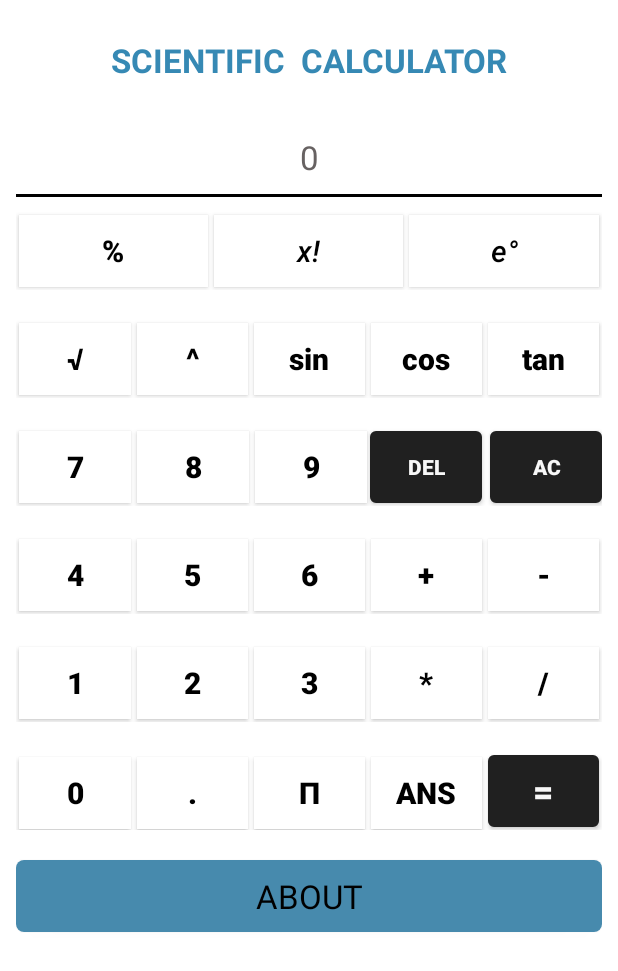
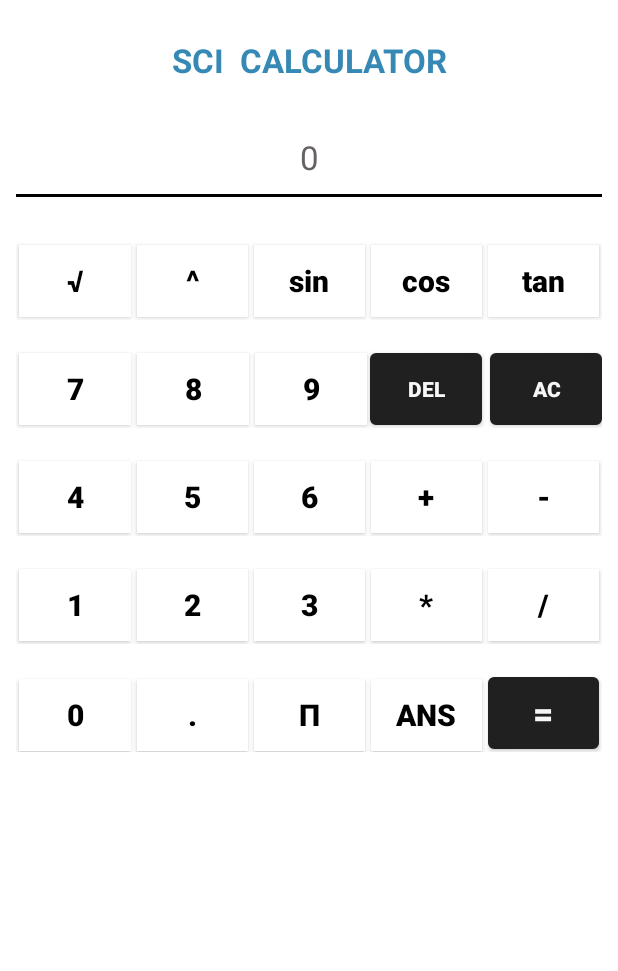
Before and after one commit to Deepakpandey835/cal, an Android app: the screen it shows after launch (MainActivity), on a phone screen of 412 x 824 dp. Shown: the top 971 px of the screen. Run offline under Robolectric (Android 15) with nearby library versions, the phone set to English and light mode, and no system bars; 1 statement that could not run was skipped.

Commit message:
Scientific_CALR_APP

```diff
--- a/app/src/main/java/com/example/android_scientific_calculator/MainActivity.java
+++ b/app/src/main/java/com/example/android_scientific_calculator/MainActivity.java
@@ -17,10 +17,9 @@ public class MainActivity extends AppCompatActivity {
     boolean Addition, Subtract, Multiplication, Division, Reminder, NoPower,
             istpower, Sin, Arithmetic, Cos, Tan;
 
-    Button  about, clearbutton, dividebutton, multiplybutton, deletebutton, button7, button8, button9, minusbutton, button4,
-            button5, button6, plusbutton, button1, button2, button3, button0, pointbutton, equalbutton, xfactorialbutton,
-            sinbutton, cosbutton, tanbutton, piebutton, squarerootbutton, modulosbutton,
-            epowerbtn, stpower2nd, ansbuttton;
+    Button  clearbutton, dividebutton, multiplybutton, deletebutton, button7, button8, button9, minusbutton, button4,
+            button5, button6, plusbutton, button1, button2, button3, button0, pointbutton, equalbutton,
+            sinbutton, cosbutton, tanbutton, piebutton, squarerootbutton, modulosbutton, stpower2nd, ansbuttton;
 
     @Override
     protected void onCreate(Bundle savedInstanceState) {
@@ -28,8 +27,7 @@ public class MainActivity extends AppCompatActivity {
         setContentView(R.layout.activity_main);
 //        scientific_operation();
 //    }
-//    public void scientific_operation(){
-        about=(Button)findViewById(R.id.aboutId);
+//    public void scientific_operation()
         txtview=(TextView) findViewById(R.id.txt);
         clearbutton=(Button) findViewById(R.id.clearrbtn);
         dividebutton=(Button) findViewById(R.id.dividebtn);
@@ -50,15 +48,12 @@ public class MainActivity extends AppCompatActivity {
         pointbutton=(Button) findViewById(R.id.pointbtn);
         equalbutton=(Button) findViewById(R.id.equalbtn);
         squarerootbutton=(Button) findViewById(R.id.squarerootbtn);
-        xfactorialbutton=(Button) findViewById(R.id.xfactorialbtn);
         sinbutton=(Button) findViewById(R.id.sinbtn);
         cosbutton=(Button) findViewById(R.id.cosbtn);
         tanbutton=(Button)findViewById(R.id.tanbtn);
         ansbuttton=(Button) findViewById(R.id.ansbtn);
         piebutton=(Button) findViewById(R.id.piebtn);
         deletebutton=(Button) findViewById(R.id.deletebtn);
-        modulosbutton=(Button)findViewById(R.id.modulousbtn);
-        epowerbtn=(Button) findViewById(R.id.epowerbtn);
         stpower2nd=(Button) findViewById(R.id.istpower2nd);
 
         stpower2nd.setOnClickListener(new View.OnClickListener() {
@@ -70,21 +65,6 @@ public class MainActivity extends AppCompatActivity {
                     txtview.setText(null);
                 }
                 catch (Exception e) {
-                    Toast t = Toast.makeText(MainActivity.this, "Syntax ERROR", Toast.LENGTH_LONG);
-                    t.setGravity(Gravity.CENTER, 0, 0);
-                    t.show();
-                }
-            }
-        });
-        epowerbtn.setOnClickListener(new View.OnClickListener() {
-            @Override
-            public void onClick(View view) {
-                try {
-                    Double n = Double.parseDouble(txtview.getText().toString());
-                    Double exp = (Double) Math.pow(2.718281828, n);
-                    txtview.setText(exp+"");
-                }
-                catch (Exception e){
                     Toast t = Toast.makeText(MainActivity.this, "Syntax ERROR", Toast.LENGTH_LONG);
                     t.setGravity(Gravity.CENTER, 0, 0);
                     t.show();
@@ -166,29 +146,6 @@ public class MainActivity extends AppCompatActivity {
                     a = Double.parseDouble(txtview.getText().toString());
                     Double result = (Double) Math.tan(Math.toRadians(a));
                     txtview.setText(result + "");
-                }
-                catch(Exception e){
-                    Toast t = Toast.makeText(MainActivity.this, "Syntax ERROR", Toast.LENGTH_LONG);
-                    t.setGravity(Gravity.CENTER, 0, 0);
-                    t.show();
-                }
-            }
-        });
-        xfactorialbutton.setOnClickListener(new View.OnClickListener() {
-            @Override
-            public void onClick(View view) {
-                try {
-                    a = Double.parseDouble(txtview.getText().toString());
-                    int er = 0; double i, s = 1;
-                    if (a< 0) {
-                        er = 20;
-                    }
-                    else {
-                        for (i = 2; i <= a; i += 1.0)
-                            s *= i;
-                    }
-                    txtview.setText("");
-                    txtview.setText(txtview.getText().toString() + s);
                 }
                 catch(Exception e){
                     Toast t = Toast.makeText(MainActivity.this, "Syntax ERROR", Toast.LENGTH_LONG);
@@ -438,12 +395,5 @@ public class MainActivity extends AppCompatActivity {
                 txtview.setText(ans+"");
             }
         });
-        about.setOnClickListener(new View.OnClickListener() {
-            @Override
-            public void onClick(View v) {
-                Intent abt = new Intent(MainActivity.this, About.class);
-                startActivity(abt);
-            }
-        });
     }
 }
--- a/app/src/main/res/layout/activity_main.xml
+++ b/app/src/main/res/layout/activity_main.xml
@@ -24,7 +24,7 @@
             android:background="#FFFFFF"
             android:layout_marginTop="25dp"
             android:layout_marginBottom="35dp"
-            android:text="SCIENTIFIC  CALCULATOR"
+            android:text="SCI  CALCULATOR"
             android:gravity="center_horizontal"
             android:textColor="#3689B4"
             android:textStyle="bold"
@@ -51,46 +51,7 @@
             android:layout_width="match_parent"
             android:layout_height="wrap_content"
             android:layout_marginBottom="20dp"
-            android:layout_marginTop="10dp">
-
-            <Button
-                android:id="@+id/modulousbtn"
-                android:layout_width="wrap_content"
-                android:layout_height="wrap_content"
-                android:layout_margin="2dp"
-                android:layout_weight="1"
-                android:text="%"
-                android:background="#FFFFFF"
-                android:textColor="#000000"
-                android:textSize="20dp"
-                android:textStyle="bold"/>
-
-            <Button
-                android:id="@+id/xfactorialbtn"
-                android:layout_width="wrap_content"
-                android:layout_height="wrap_content"
-                android:layout_margin="2dp"
-                android:textAllCaps="false"
-                android:layout_weight="1"
-                android:text="x!"
-                android:background="#FFFFFF"
-                android:textColor="#000000"
-                android:textSize="20dp"
-                android:textStyle="italic" />
-
-            <Button
-                android:id="@+id/epowerbtn"
-                android:layout_width="wrap_content"
-                android:layout_height="wrap_content"
-                android:layout_margin="2dp"
-                android:layout_weight="1"
-                android:textAllCaps="false"
-                android:background="#FFFFFF"
-                android:textColor="#000000"
-                android:textSize="20dp"
-                android:text="@string/exponent"
-                android:textStyle="italic" />
-        </LinearLayout>
+            android:layout_marginTop="10dp"/>
 
         <LinearLayout
             android:layout_width="match_parent"
@@ -428,20 +389,6 @@
                 android:textStyle="bold"/>
         </LinearLayout>
 
-        <Button
-            android:id="@+id/aboutId"
-            android:layout_width="match_parent"
-            android:layout_height="wrap_content"
-            android:layout_marginTop="20dp"
-            android:text="About"
-            android:gravity="center"
-            android:layout_gravity="center"
-            android:textAllCaps="true"
-            android:background="@drawable/about_button"
-            android:textColor="#000000"
-            android:textSize="22sp"
-            android:fontFamily="sans-serif"/>
-
     </LinearLayout>
 
 </LinearLayout>
```
